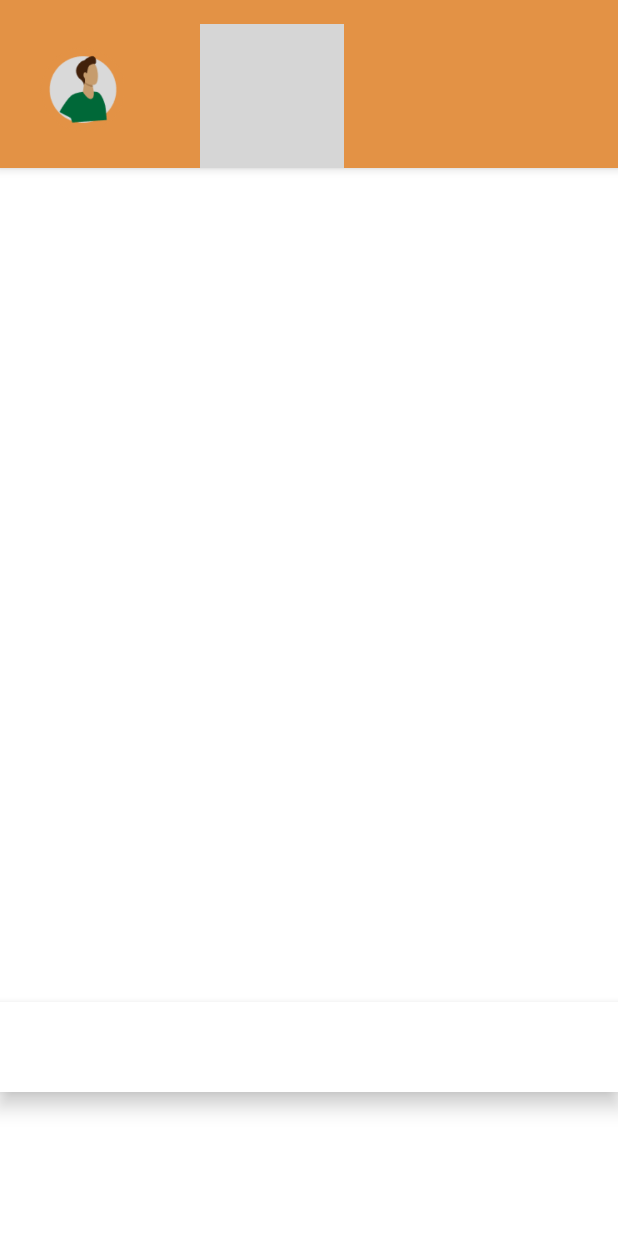
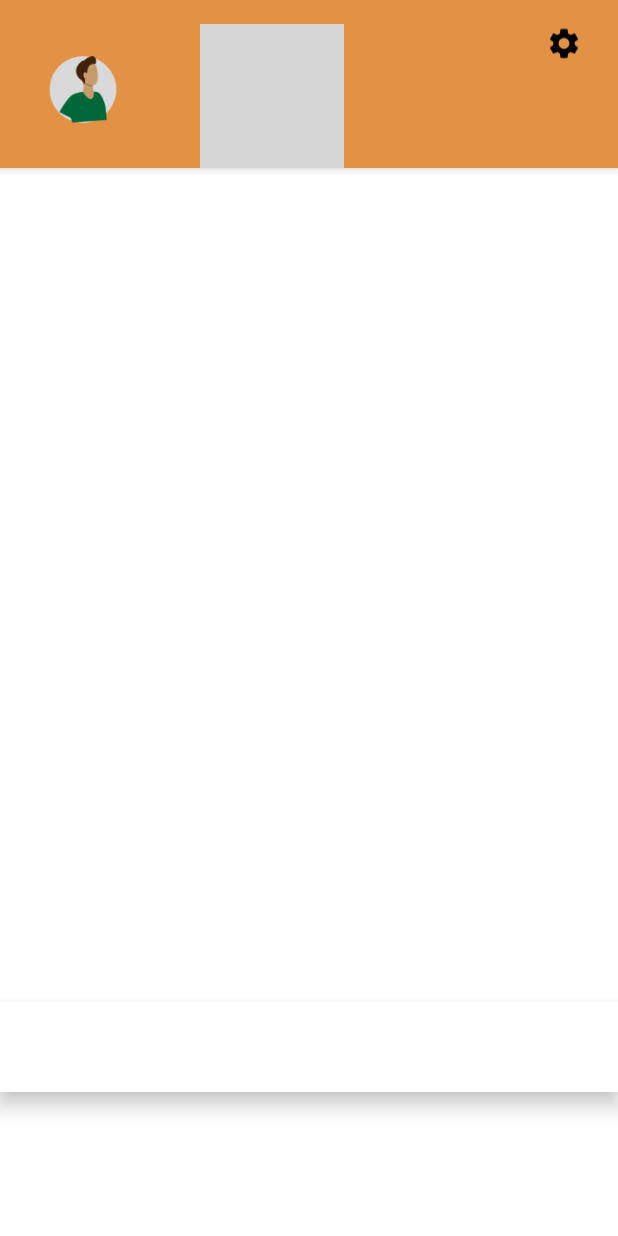
Before and after one commit to gabber235/BeSportive, an Android app: the layout activity_feed.xml on its own in the app's theme, with its tools: preview values and no code run, on a phone screen of 412 x 824 dp. Run offline under Robolectric (Android 15) with nearby library versions, the phone set to English and light mode, and no system bars; grey boxes are pictures that could not be loaded.

Commit message:
continued toolbar

```diff
--- a/app/src/main/java/nl/tue/besportive/FeedActivity.java
+++ b/app/src/main/java/nl/tue/besportive/FeedActivity.java
@@ -39,9 +39,9 @@ public class FeedActivity extends AppCompatActivity {
         }
 
         Override
-        public boolean onOptionsItemSelected(MenuItem item) {
+        public boolean onOptionsItemSelected(MenuItem item_feed) {
 
-            switch (item.getItemId()) {
+            switch (item_feed.getItemId()) {
                 case android.R.id.profile_button:
             }
         }
--- a/app/src/main/res/layout/activity_feed.xml
+++ b/app/src/main/res/layout/activity_feed.xml
@@ -8,6 +8,7 @@
     tools:context=".FeedActivity">
 
     <!-- Appbar layout for using a Toolbar as an Appbar -->
+
     <com.google.android.material.appbar.AppBarLayout
         android:id="@+id/appBarLayout"
         android:layout_width="0dp"
@@ -66,7 +67,7 @@
                 app:srcCompat="@drawable/logo_2" />
 
             <!-- Right most ImageView -->
-           <!-- <ImageView
+            <ImageView
                 android:id="@+id/settings_icon"
                 android:layout_width="wrap_content"
                 android:layout_height="50dp"
@@ -75,7 +76,7 @@
                 app:layout_constraintBottom_toBottomof="parent"
                 app:layout_constraintEnd_toEndOf="parent"
                 app:layout_constraintTop_toTopOf="parent"
-                app:srcCompat="@drawable/feed_settings" /> -->
+                app:srcCompat="@drawable/feed_settings" />
 
         </androidx.constraintlayout.widget.ConstraintLayout>
     </com.google.android.material.appbar.AppBarLayout>
```
